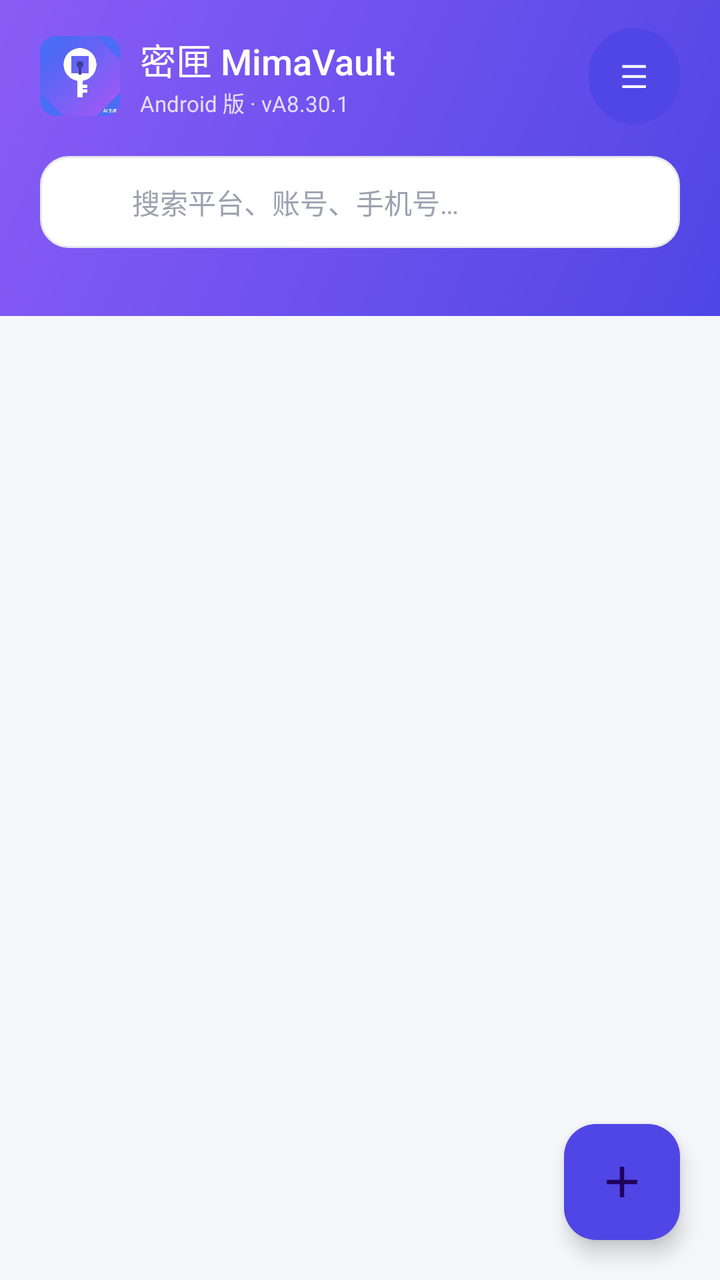
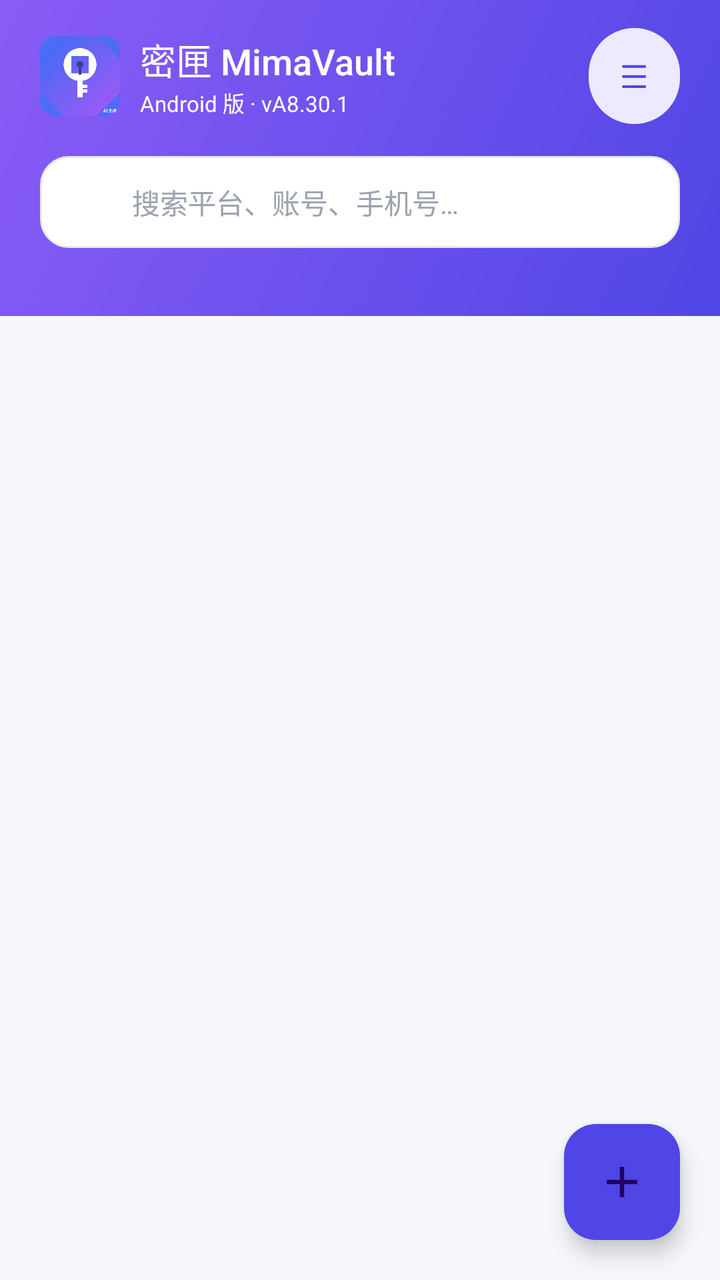

Compare the two renders of this Android layout. The source of the first and the diff that turns it into the second are given below.
<!-- AndroidManifest.xml: application theme Theme.MimaVault -->
<!-- res/layout/activity_main.xml -->
<?xml version="1.0" encoding="utf-8"?>
<androidx.constraintlayout.widget.ConstraintLayout xmlns:android="http://schemas.android.com/apk/res/android"
    xmlns:app="http://schemas.android.com/apk/res-auto"
    android:layout_width="match_parent"
    android:layout_height="match_parent"
    android:background="@color/bg_page">

    
    <LinearLayout
        android:id="@+id/header"
        android:layout_width="match_parent"
        android:layout_height="wrap_content"
        android:background="@drawable/bg_gradient"
        android:orientation="vertical"
        android:paddingHorizontal="20dp"
        android:paddingBottom="22dp"
        android:paddingTop="14dp"
        app:layout_constraintTop_toTopOf="parent">

        <LinearLayout
            android:layout_width="match_parent"
            android:layout_height="wrap_content"
            android:gravity="center_vertical"
            android:orientation="horizontal">

            <ImageView
                android:id="@+id/ivHeaderLogo"
                android:layout_width="40dp"
                android:layout_height="40dp"
                android:contentDescription="logo"
                android:src="@drawable/ic_launcher" />

            <LinearLayout
                android:layout_width="0dp"
                android:layout_height="wrap_content"
                android:layout_marginStart="10dp"
                android:layout_weight="1"
                android:orientation="vertical">

                <TextView
                    android:layout_width="wrap_content"
                    android:layout_height="wrap_content"
                    android:fontFamily="sans-serif-medium"
                    android:text="@string/app_name"
                    android:textColor="@color/white"
                    android:textSize="18sp" />

                <TextView
                    android:layout_width="wrap_content"
                    android:layout_height="wrap_content"
                    android:text="@string/android_version"
                    android:textColor="#CCFFFFFF"
                    android:textSize="11sp" />
            </LinearLayout>

            <Button
                android:id="@+id/btnMenu"
                android:layout_width="wrap_content"
                android:layout_height="wrap_content"
                android:background="@drawable/bg_chip"
                android:minWidth="0dp"
                android:paddingHorizontal="16dp"
                android:text="☰"
                android:textColor="@color/white"
                android:textSize="16sp" />
        </LinearLayout>

        
        <EditText
            android:id="@+id/etSearch"
            android:layout_width="match_parent"
            android:layout_height="46dp"
            android:layout_marginTop="16dp"
            android:background="@drawable/bg_input"
            android:drawableStart="@drawable/ic_search"
            android:drawablePadding="8dp"
            android:hint="@string/search_hint"
            android:imeOptions="actionSearch"
            android:inputType="text"
            android:maxLines="1"
            android:paddingHorizontal="14dp"
            android:textColor="@color/text_main"
            android:textColorHint="@color/text_hint"
            android:textSize="14sp" />

        
        <HorizontalScrollView
            android:layout_width="match_parent"
            android:layout_height="wrap_content"
            android:layout_marginTop="12dp"
            android:scrollbars="none">

            <LinearLayout
                android:id="@+id/categoryBar"
                android:layout_width="wrap_content"
                android:layout_height="wrap_content"
                android:orientation="horizontal" />
        </HorizontalScrollView>
    </LinearLayout>

    <androidx.recyclerview.widget.RecyclerView
        android:id="@+id/recycler"
        android:layout_width="match_parent"
        android:layout_height="0dp"
        android:clipToPadding="false"
        android:paddingTop="6dp"
        android:paddingBottom="90dp"
        app:layout_constraintBottom_toBottomOf="parent"
        app:layout_constraintTop_toBottomOf="@id/header" />

    <TextView
        android:id="@+id/tvEmpty"
        android:layout_width="wrap_content"
        android:layout_height="wrap_content"
        android:gravity="center"
        android:text="@string/empty_list"
        android:textColor="@color/text_hint"
        android:textSize="14sp"
        android:visibility="gone"
        app:layout_constraintBottom_toBottomOf="@id/recycler"
        app:layout_constraintEnd_toEndOf="parent"
        app:layout_constraintStart_toStartOf="parent"
        app:layout_constraintTop_toTopOf="@id/recycler" />

    <com.google.android.material.floatingactionbutton.FloatingActionButton
        android:id="@+id/fabAdd"
        android:layout_width="wrap_content"
        android:layout_height="wrap_content"
        android:layout_margin="20dp"
        android:contentDescription="@string/add_entry"
        android:src="@drawable/ic_add"
        android:tint="@color/white"
        app:backgroundTint="@color/primary"
        app:fabCustomSize="58dp"
        app:layout_constraintBottom_toBottomOf="parent"
        app:layout_constraintEnd_toEndOf="parent"
        app:maxImageSize="26dp" />
</androidx.constraintlayout.widget.ConstraintLayout>
<!-- resources referenced by this layout -->
<resources>
  <color name="bg_page">#F6F7FB</color>
  <color name="primary">#4F46E5</color>
  <color name="text_hint">#9CA3AF</color>
  <color name="text_main">#1F2937</color>
  <color name="white">#FFFFFF</color>
  <!-- drawable bg_chip (drawable) -->
  <?xml version="1.0" encoding="utf-8"?>
  <shape xmlns:android="http://schemas.android.com/apk/res/android">
      <solid android:color="@color/chip_bg" />
      <corners android:radius="999dp" />
  </shape>
  <!-- drawable bg_gradient (drawable) -->
  <?xml version="1.0" encoding="utf-8"?>
  <shape xmlns:android="http://schemas.android.com/apk/res/android">
      <gradient
          android:angle="135"
          android:startColor="@color/gradient_start"
          android:endColor="@color/gradient_end"
          android:type="linear" />
  </shape>
  <!-- drawable bg_input (drawable) -->
  <?xml version="1.0" encoding="utf-8"?>
  <shape xmlns:android="http://schemas.android.com/apk/res/android">
      <solid android:color="@color/white" />
      <corners android:radius="14dp" />
      <stroke android:width="1dp" android:color="@color/divider" />
  </shape>
  <!-- drawable ic_add (drawable) -->
  <?xml version="1.0" encoding="utf-8"?>
  <vector xmlns:android="http://schemas.android.com/apk/res/android"
      android:width="24dp"
      android:height="24dp"
      android:viewportWidth="24"
      android:viewportHeight="24">
      <path
          android:fillColor="@android:color/white"
          android:pathData="M19,13h-6v6h-2v-6H5v-2h6V5h2v6h6v2z" />
  </vector>
  <!-- drawable ic_launcher: png bitmap (drawable, 37994 bytes) -->
  <!-- drawable ic_search (drawable) -->
  <?xml version="1.0" encoding="utf-8"?>
  <vector xmlns:android="http://schemas.android.com/apk/res/android"
      android:width="24dp"
      android:height="24dp"
      android:viewportWidth="24"
      android:viewportHeight="24"
      android:tint="#FFFFFF">
      <path
          android:fillColor="@android:color/white"
          android:pathData="M9.5,3C6.5,3 4,5.5 4,8.5c0,2.7 1.9,5 4.5,5.5V21h2v-3h1v3h2v-3h1v3h2v-7.5c2.6,-0.5 4.5,-2.8 4.5,-5.5C21,5.5 18.5,3 15.5,3H9.5zM9.5,5h6c1.9,0 3.5,1.6 3.5,3.5S17.4,12 15.5,12h-6C7.6,12 6,10.4 6,8.5S7.6,5 9.5,5z" />
  </vector>
  <string name="add_entry">添加条目</string>
  <string name="android_version">Android 版 · vA8.30.1</string>
  <string name="app_name">密匣 MimaVault</string>
  <string name="empty_list">暂无条目\n点击右下角 + 添加</string>
  <string name="search_hint">搜索平台、账号、手机号…</string>
  <style name="Theme.MimaVault" parent="Theme.Material3.Light.NoActionBar">
          <item name="colorPrimary">@color/primary</item>
          <item name="colorOnPrimary">@color/white</item>
          <item name="colorPrimaryContainer">@color/primary_light</item>
          <item name="colorSecondary">@color/accent</item>
          <item name="android:statusBarColor">@color/gradient_start</item>
          <item name="android:navigationBarColor">@color/bg_page</item>
          <item name="android:windowLightStatusBar">false</item>
      </style>
  <color name="chip_bg">#EDE9FE</color>
  <color name="gradient_start">#4F46E5</color>
  <color name="gradient_end">#8B5CF6</color>
  <color name="divider">#E5E7EB</color>
  <color name="primary_light">#EEF2FF</color>
  <color name="accent">#8B5CF6</color>
</resources>

<!-- the commit's change to res/layout/activity_main.xml (unified diff, before → after) -->
@@ -49,7 +49,7 @@
                     android:layout_width="wrap_content"
                     android:layout_height="wrap_content"
                     android:text="@string/android_version"
-                    android:textColor="#CCFFFFFF"
+                    android:textColor="#FFFFFF"
                     android:textSize="11sp" />
             </LinearLayout>
 
@@ -61,8 +61,9 @@
                 android:minWidth="0dp"
                 android:paddingHorizontal="16dp"
                 android:text="☰"
-                android:textColor="@color/white"
-                android:textSize="16sp" />
+                android:textColor="@color/primary"
+                android:textSize="16sp"
+                app:backgroundTint="@null" />
         </LinearLayout>
 
         
